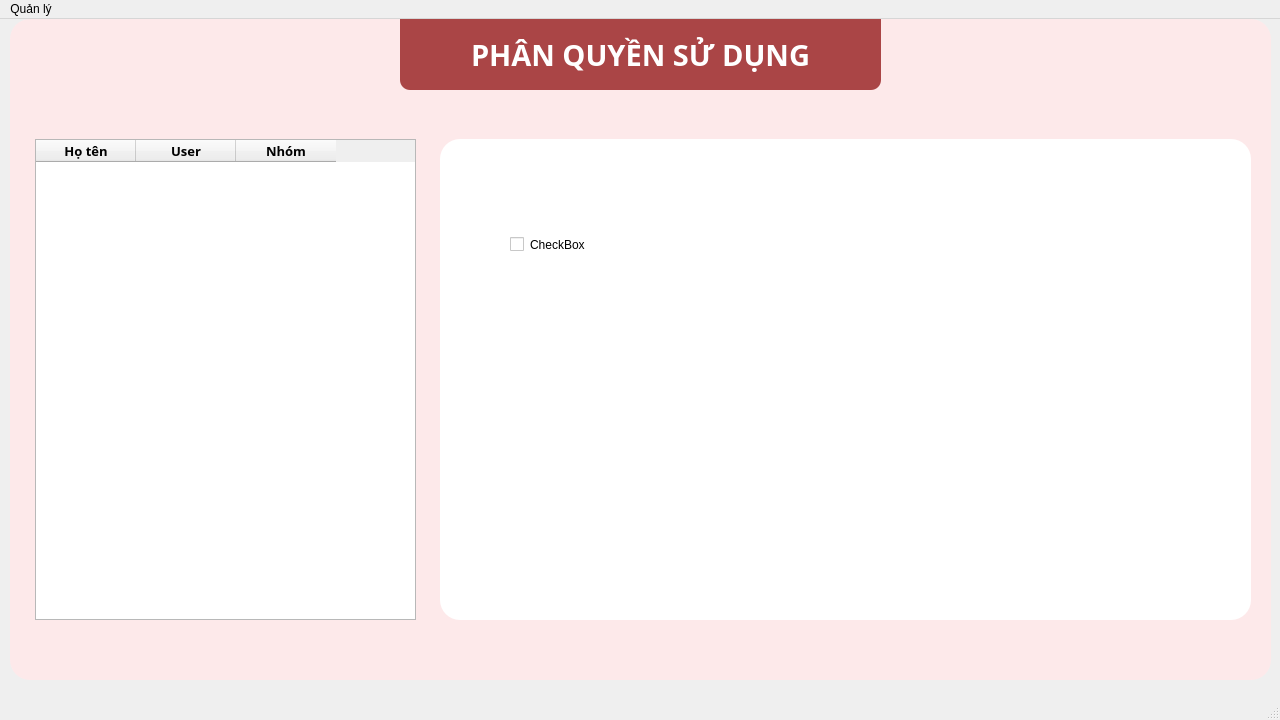
This is gui/qtDesginer_ui/FourMenBarberShop.ui in joslingg/Fourmenbarbershop_package as Qt 5 draws it before an edit. The edited form follows.
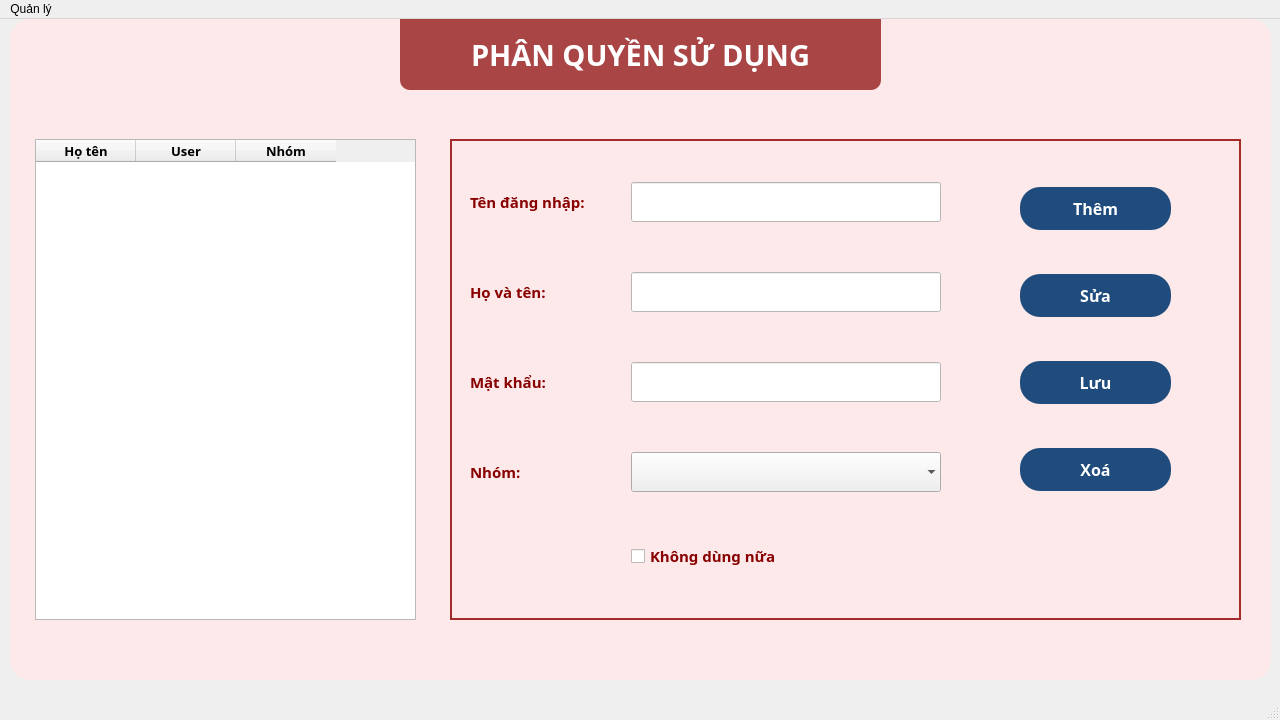
This is the edited form. The open tabs and pages were chosen to show the change. Icons and pictures are not drawn.

What changed in the file:
```diff
--- a/gui/qtDesginer_ui/FourMenBarberShop.ui
+++ b/gui/qtDesginer_ui/FourMenBarberShop.ui
@@ -372,7 +372,7 @@
         <string notr="true"/>
        </property>
        <property name="currentIndex">
-        <number>0</number>
+        <number>1</number>
        </property>
        <widget class="QWidget" name="thongke_page">
         <widget class="QGroupBox" name="groupBox_7">
@@ -906,7 +906,7 @@
            <set>Qt::AlignCenter</set>
           </property>
          </widget>
-         <widget class="QWidget" name="">
+         <widget class="QWidget" name="layoutWidget">
           <property name="geometry">
            <rect>
             <x>130</x>
@@ -1044,7 +1044,7 @@
            </item>
           </layout>
          </widget>
-         <widget class="QWidget" name="">
+         <widget class="QWidget" name="layoutWidget">
           <property name="geometry">
            <rect>
             <x>130</x>
@@ -3642,6 +3642,17 @@
         <height>481</height>
        </rect>
       </property>
+      <property name="font">
+       <font>
+        <pointsize>10</pointsize>
+       </font>
+      </property>
+      <property name="editTriggers">
+       <set>QAbstractItemView::DoubleClicked|QAbstractItemView::SelectedClicked</set>
+      </property>
+      <property name="sortingEnabled">
+       <bool>true</bool>
+      </property>
       <column>
        <property name="text">
         <string>Họ tên</string>
@@ -3727,39 +3738,386 @@
        <string notr="true">background-color: rgba(255, 233, 234, 90%);
 border-radius: 20px;</string>
       </property>
-      <widget class="QGroupBox" name="groupBox">
+     </widget>
+     <widget class="QGroupBox" name="groupBox">
+      <property name="geometry">
+       <rect>
+        <x>450</x>
+        <y>120</y>
+        <width>791</width>
+        <height>481</height>
+       </rect>
+      </property>
+      <property name="styleSheet">
+       <string notr="true">QPushButton{
+	padding: 10 0 10 0;
+	border-radius: 20;
+	color: rgb(255, 255, 255);
+	background-color: rgb(31, 76, 124);
+}
+QPushButton:hover{
+	background-color: rgb(46, 123, 175);
+}
+QPushButton:pressed{
+	background-color: rgb(10, 158, 69);
+}
+QLineEdit::hover{
+	border: 0.5px solid brown;
+	background-color: rgb(221, 221, 221);
+}
+QGroupBox{
+	border: 2px solid brown
+}</string>
+      </property>
+      <property name="title">
+       <string/>
+      </property>
+      <widget class="QWidget" name="">
        <property name="geometry">
         <rect>
-         <x>430</x>
-         <y>120</y>
-         <width>811</width>
+         <x>20</x>
+         <y>-1</y>
+         <width>471</width>
          <height>481</height>
         </rect>
        </property>
-       <property name="styleSheet">
-        <string notr="true">background-color: rgb(255, 255, 255);</string>
+       <layout class="QGridLayout" name="gridLayout_4">
+        <item row="0" column="0">
+         <widget class="QLabel" name="label_10">
+          <property name="font">
+           <font>
+            <family>Noto Sans</family>
+            <pointsize>11</pointsize>
+            <weight>75</weight>
+            <bold>true</bold>
+           </font>
+          </property>
+          <property name="styleSheet">
+           <string notr="true">color: rgb(136, 0, 0);</string>
+          </property>
+          <property name="text">
+           <string>Tên đăng nhập:</string>
+          </property>
+         </widget>
+        </item>
+        <item row="0" column="1">
+         <widget class="QLineEdit" name="user_id_edit">
+          <property name="minimumSize">
+           <size>
+            <width>310</width>
+            <height>40</height>
+           </size>
+          </property>
+          <property name="maximumSize">
+           <size>
+            <width>310</width>
+            <height>40</height>
+           </size>
+          </property>
+          <property name="font">
+           <font>
+            <family>Noto Sans</family>
+            <pointsize>11</pointsize>
+           </font>
+          </property>
+          <property name="styleSheet">
+           <string notr="true">background-color: rgb(255, 255, 255);</string>
+          </property>
+          <property name="maxLength">
+           <number>30</number>
+          </property>
+          <property name="alignment">
+           <set>Qt::AlignCenter</set>
+          </property>
+          <property name="placeholderText">
+           <string/>
+          </property>
+         </widget>
+        </item>
+        <item row="1" column="0">
+         <widget class="QLabel" name="label_13">
+          <property name="font">
+           <font>
+            <family>Noto Sans</family>
+            <pointsize>11</pointsize>
+            <weight>75</weight>
+            <bold>true</bold>
+           </font>
+          </property>
+          <property name="styleSheet">
+           <string notr="true">color: rgb(136, 0, 0);</string>
+          </property>
+          <property name="text">
+           <string>Họ và tên:</string>
+          </property>
+         </widget>
+        </item>
+        <item row="1" column="1">
+         <widget class="QLineEdit" name="user_name_edit">
+          <property name="minimumSize">
+           <size>
+            <width>310</width>
+            <height>40</height>
+           </size>
+          </property>
+          <property name="maximumSize">
+           <size>
+            <width>310</width>
+            <height>40</height>
+           </size>
+          </property>
+          <property name="font">
+           <font>
+            <family>Noto Sans</family>
+            <pointsize>11</pointsize>
+           </font>
+          </property>
+          <property name="styleSheet">
+           <string notr="true">background-color: rgb(255, 255, 255);</string>
+          </property>
+          <property name="maxLength">
+           <number>30</number>
+          </property>
+          <property name="alignment">
+           <set>Qt::AlignCenter</set>
+          </property>
+          <property name="placeholderText">
+           <string/>
+          </property>
+         </widget>
+        </item>
+        <item row="2" column="0">
+         <widget class="QLabel" name="label_11">
+          <property name="font">
+           <font>
+            <family>Noto Sans</family>
+            <pointsize>11</pointsize>
+            <weight>75</weight>
+            <bold>true</bold>
+           </font>
+          </property>
+          <property name="styleSheet">
+           <string notr="true">color: rgb(136, 0, 0);</string>
+          </property>
+          <property name="text">
+           <string>Mật khẩu:</string>
+          </property>
+         </widget>
+        </item>
+        <item row="2" column="1">
+         <widget class="QLineEdit" name="password_edit">
+          <property name="minimumSize">
+           <size>
+            <width>310</width>
+            <height>40</height>
+           </size>
+          </property>
+          <property name="maximumSize">
+           <size>
+            <width>310</width>
+            <height>40</height>
+           </size>
+          </property>
+          <property name="font">
+           <font>
+            <family>Noto Sans</family>
+            <pointsize>11</pointsize>
+           </font>
+          </property>
+          <property name="styleSheet">
+           <string notr="true">background-color: rgb(255, 255, 255);</string>
+          </property>
+          <property name="maxLength">
+           <number>16</number>
+          </property>
+          <property name="echoMode">
+           <enum>QLineEdit::Password</enum>
+          </property>
+          <property name="alignment">
+           <set>Qt::AlignCenter</set>
+          </property>
+          <property name="placeholderText">
+           <string/>
+          </property>
+         </widget>
+        </item>
+        <item row="3" column="0">
+         <widget class="QLabel" name="label_12">
+          <property name="font">
+           <font>
+            <family>Noto Sans</family>
+            <pointsize>11</pointsize>
+            <weight>75</weight>
+            <bold>true</bold>
+           </font>
+          </property>
+          <property name="styleSheet">
+           <string notr="true">color: rgb(136, 0, 0);</string>
+          </property>
+          <property name="text">
+           <string>Nhóm:</string>
+          </property>
+         </widget>
+        </item>
+        <item row="3" column="1">
+         <widget class="QComboBox" name="role_cbx">
+          <property name="minimumSize">
+           <size>
+            <width>310</width>
+            <height>40</height>
+           </size>
+          </property>
+          <property name="font">
+           <font>
+            <family>Noto Sans</family>
+            <pointsize>11</pointsize>
+            <italic>true</italic>
+           </font>
+          </property>
+          <property name="styleSheet">
+           <string notr="true">QComboBox{
+	background-color: none;
+}
+</string>
+          </property>
+          <property name="frame">
+           <bool>false</bool>
+          </property>
+         </widget>
+        </item>
+        <item row="4" column="1">
+         <widget class="QCheckBox" name="khong_dung_chbx">
+          <property name="font">
+           <font>
+            <family>Noto Sans</family>
+            <pointsize>11</pointsize>
+            <weight>75</weight>
+            <bold>true</bold>
+           </font>
+          </property>
+          <property name="styleSheet">
+           <string notr="true">color: rgb(136, 0, 0);</string>
+          </property>
+          <property name="text">
+           <string>Không dùng nữa</string>
+          </property>
+         </widget>
+        </item>
+       </layout>
+      </widget>
+      <widget class="QWidget" name="">
+       <property name="geometry">
+        <rect>
+         <x>570</x>
+         <y>10</y>
+         <width>151</width>
+         <height>381</height>
+        </rect>
        </property>
-       <property name="title">
-        <string/>
-       </property>
-       <widget class="QCheckBox" name="checkBox">
-        <property name="geometry">
-         <rect>
-          <x>70</x>
-          <y>90</y>
-          <width>131</width>
-          <height>31</height>
-         </rect>
-        </property>
-        <property name="text">
-         <string>CheckBox</string>
-        </property>
-       </widget>
+       <layout class="QVBoxLayout" name="verticalLayout_2">
+        <item>
+         <widget class="QPushButton" name="them_user_btn">
+          <property name="minimumSize">
+           <size>
+            <width>0</width>
+            <height>0</height>
+           </size>
+          </property>
+          <property name="font">
+           <font>
+            <family>Noto Sans</family>
+            <pointsize>12</pointsize>
+            <weight>75</weight>
+            <bold>true</bold>
+           </font>
+          </property>
+          <property name="styleSheet">
+           <string notr="true"/>
+          </property>
+          <property name="text">
+           <string>Thêm</string>
+          </property>
+         </widget>
+        </item>
+        <item>
+         <widget class="QPushButton" name="sua_user_btn">
+          <property name="minimumSize">
+           <size>
+            <width>0</width>
+            <height>0</height>
+           </size>
+          </property>
+          <property name="font">
+           <font>
+            <family>Noto Sans</family>
+            <pointsize>12</pointsize>
+            <weight>75</weight>
+            <bold>true</bold>
+           </font>
+          </property>
+          <property name="styleSheet">
+           <string notr="true"/>
+          </property>
+          <property name="text">
+           <string>Sửa</string>
+          </property>
+         </widget>
+        </item>
+        <item>
+         <widget class="QPushButton" name="luu_user_btn">
+          <property name="minimumSize">
+           <size>
+            <width>0</width>
+            <height>0</height>
+           </size>
+          </property>
+          <property name="font">
+           <font>
+            <family>Noto Sans</family>
+            <pointsize>12</pointsize>
+            <weight>75</weight>
+            <bold>true</bold>
+           </font>
+          </property>
+          <property name="styleSheet">
+           <string notr="true"/>
+          </property>
+          <property name="text">
+           <string>Lưu</string>
+          </property>
+         </widget>
+        </item>
+        <item>
+         <widget class="QPushButton" name="xoa_user_btn">
+          <property name="minimumSize">
+           <size>
+            <width>0</width>
+            <height>0</height>
+           </size>
+          </property>
+          <property name="font">
+           <font>
+            <family>Noto Sans</family>
+            <pointsize>12</pointsize>
+            <weight>75</weight>
+            <bold>true</bold>
+           </font>
+          </property>
+          <property name="styleSheet">
+           <string notr="true"/>
+          </property>
+          <property name="text">
+           <string>Xoá</string>
+          </property>
+         </widget>
+        </item>
+       </layout>
       </widget>
      </widget>
      <zorder>widget_28</zorder>
      <zorder>label_23</zorder>
      <zorder>ds_user_tb</zorder>
+     <zorder>groupBox</zorder>
     </widget>
    </widget>
   </widget>
```
